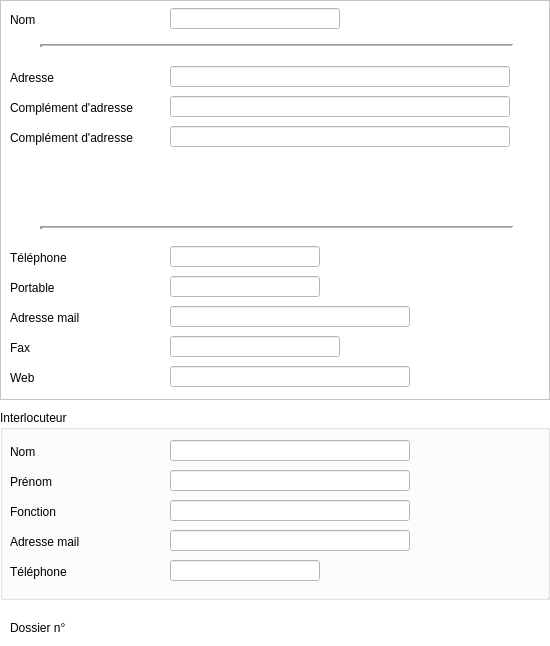
Above: Dialogs/dlg_identificationmanufacturer.ui from ukinoki/Rufus before the change. Below: the same form after it.
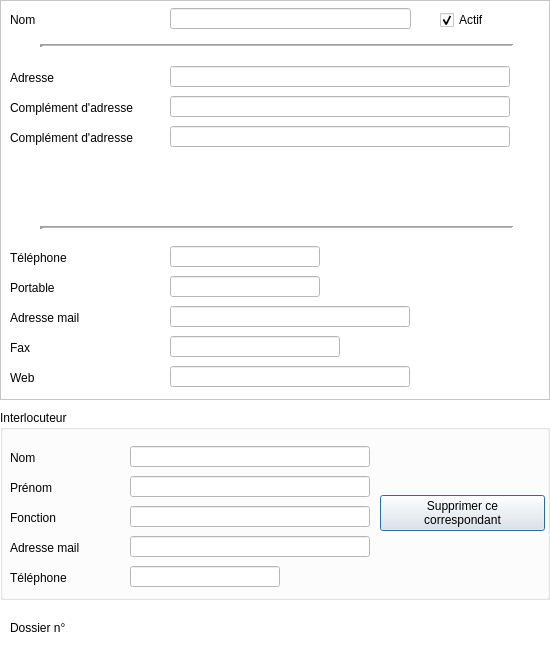
That is the form after the change. Icons and pictures are not drawn. Custom widgets are drawn as their Qt base class.

The edit to the form file:
```diff
--- a/Dialogs/dlg_identificationmanufacturer.ui
+++ b/Dialogs/dlg_identificationmanufacturer.ui
@@ -181,7 +181,7 @@
      <rect>
       <x>170</x>
       <y>8</y>
-      <width>170</width>
+      <width>241</width>
       <height>21</height>
      </rect>
     </property>
@@ -424,13 +424,32 @@
      <number>45</number>
     </property>
    </widget>
+   <widget class="QCheckBox" name="ActifcheckBox">
+    <property name="geometry">
+     <rect>
+      <x>440</x>
+      <y>10</y>
+      <width>86</width>
+      <height>20</height>
+     </rect>
+    </property>
+    <property name="toolTip">
+     <string>Activer/Desactiver ce fabricant</string>
+    </property>
+    <property name="text">
+     <string>Actif</string>
+    </property>
+    <property name="checked">
+     <bool>true</bool>
+    </property>
+   </widget>
   </widget>
   <widget class="QLabel" name="idManufacturerlabel">
    <property name="geometry">
     <rect>
      <x>10</x>
      <y>620</y>
-     <width>240</width>
+     <width>111</width>
      <height>16</height>
     </rect>
    </property>
@@ -469,8 +488,8 @@
     <property name="geometry">
      <rect>
       <x>10</x>
-      <y>34</y>
-      <width>145</width>
+      <y>40</y>
+      <width>99</width>
       <height>16</height>
      </rect>
     </property>
@@ -481,8 +500,8 @@
    <widget class="UpLineEdit" name="CorStatutlineEdit">
     <property name="geometry">
      <rect>
-      <x>170</x>
-      <y>90</y>
+      <x>130</x>
+      <y>96</y>
       <width>240</width>
       <height>21</height>
      </rect>
@@ -497,8 +516,8 @@
    <widget class="UpLineEdit" name="CorNomlineEdit">
     <property name="geometry">
      <rect>
-      <x>170</x>
-      <y>30</y>
+      <x>130</x>
+      <y>36</y>
       <width>240</width>
       <height>21</height>
      </rect>
@@ -514,8 +533,8 @@
     <property name="geometry">
      <rect>
       <x>10</x>
-      <y>94</y>
-      <width>145</width>
+      <y>100</y>
+      <width>99</width>
       <height>16</height>
      </rect>
     </property>
@@ -526,8 +545,8 @@
    <widget class="UpLineEdit" name="CorTelephonelineEdit">
     <property name="geometry">
      <rect>
-      <x>170</x>
-      <y>150</y>
+      <x>130</x>
+      <y>156</y>
       <width>150</width>
       <height>21</height>
      </rect>
@@ -542,8 +561,8 @@
    <widget class="UpLineEdit" name="CorMaillineEdit">
     <property name="geometry">
      <rect>
-      <x>170</x>
-      <y>120</y>
+      <x>130</x>
+      <y>126</y>
       <width>240</width>
       <height>21</height>
      </rect>
@@ -558,8 +577,8 @@
    <widget class="UpLineEdit" name="CorPrenomlineEdit">
     <property name="geometry">
      <rect>
-      <x>170</x>
-      <y>60</y>
+      <x>130</x>
+      <y>66</y>
       <width>240</width>
       <height>21</height>
      </rect>
@@ -575,8 +594,8 @@
     <property name="geometry">
      <rect>
       <x>10</x>
-      <y>154</y>
-      <width>145</width>
+      <y>160</y>
+      <width>99</width>
       <height>16</height>
      </rect>
     </property>
@@ -588,8 +607,8 @@
     <property name="geometry">
      <rect>
       <x>10</x>
-      <y>124</y>
-      <width>145</width>
+      <y>130</y>
+      <width>99</width>
       <height>16</height>
      </rect>
     </property>
@@ -601,8 +620,8 @@
     <property name="geometry">
      <rect>
       <x>10</x>
-      <y>64</y>
-      <width>145</width>
+      <y>70</y>
+      <width>99</width>
       <height>16</height>
      </rect>
     </property>
@@ -610,6 +629,62 @@
      <string>Prénom</string>
     </property>
    </widget>
+   <widget class="QWidget" name="layoutWidget">
+    <property name="geometry">
+     <rect>
+      <x>380</x>
+      <y>30</y>
+      <width>165</width>
+      <height>146</height>
+     </rect>
+    </property>
+    <layout class="QVBoxLayout" name="verticalLayout">
+     <item>
+      <spacer name="verticalSpacer">
+       <property name="orientation">
+        <enum>Qt::Vertical</enum>
+       </property>
+       <property name="sizeHint" stdset="0">
+        <size>
+         <width>20</width>
+         <height>40</height>
+        </size>
+       </property>
+      </spacer>
+     </item>
+     <item>
+      <widget class="UpPushButton" name="DelCorupPushButton">
+       <property name="text">
+        <string>Supprimer ce
+correspondant</string>
+       </property>
+       <property name="icon">
+        <iconset resource="../assets/Images/images.qrc">
+         <normaloff>:/killer.png</normaloff>:/killer.png</iconset>
+       </property>
+       <property name="iconSize">
+        <size>
+         <width>30</width>
+         <height>30</height>
+        </size>
+       </property>
+      </widget>
+     </item>
+     <item>
+      <spacer name="verticalSpacer_2">
+       <property name="orientation">
+        <enum>Qt::Vertical</enum>
+       </property>
+       <property name="sizeHint" stdset="0">
+        <size>
+         <width>20</width>
+         <height>40</height>
+        </size>
+       </property>
+      </spacer>
+     </item>
+    </layout>
+   </widget>
   </widget>
  </widget>
  <customwidgets>
@@ -618,6 +693,11 @@
    <extends>QLineEdit</extends>
    <header>uplineedit.h</header>
   </customwidget>
+  <customwidget>
+   <class>UpPushButton</class>
+   <extends>QPushButton</extends>
+   <header>uppushbutton.h</header>
+  </customwidget>
  </customwidgets>
  <tabstops>
   <tabstop>NomlineEdit</tabstop>
```
Left out of the diff: 18 changed lines with no effect on the pictures.
